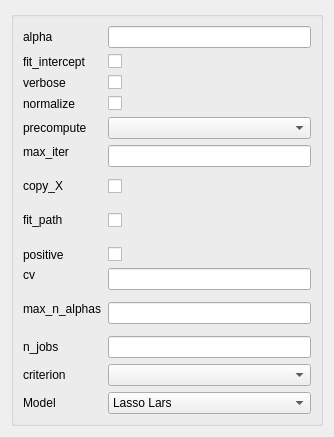
tthatcher95/PyHAT_Point_Spectra_GUI, file ui/cv_LassoLARS.ui: the form before one commit.
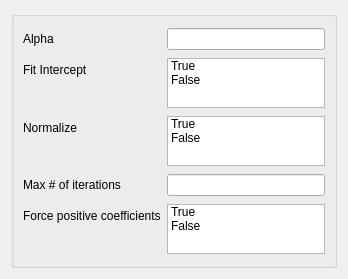
The form after the commit.

```diff
--- a/ui/cv_LassoLARS.ui
+++ b/ui/cv_LassoLARS.ui
@@ -2,6 +2,14 @@
 <ui version="4.0">
  <class>Form</class>
  <widget class="QWidget" name="Form">
+  <property name="geometry">
+   <rect>
+    <x>0</x>
+    <y>0</y>
+    <width>348</width>
+    <height>279</height>
+   </rect>
+  </property>
   <property name="sizePolicy">
    <sizepolicy hsizetype="Ignored" vsizetype="Ignored">
     <horstretch>0</horstretch>
@@ -21,7 +29,7 @@
       <item row="0" column="0">
        <widget class="QLabel" name="alphaLabel">
         <property name="text">
-         <string>alpha</string>
+         <string>Alpha</string>
         </property>
        </widget>
       </item>
@@ -31,150 +39,99 @@
       <item row="1" column="0">
        <widget class="QLabel" name="fit_interceptLabel">
         <property name="text">
-         <string>fit_intercept</string>
+         <string>Fit Intercept</string>
         </property>
        </widget>
       </item>
       <item row="1" column="1">
-       <widget class="QCheckBox" name="fit_interceptCheckBox"/>
+       <widget class="QListWidget" name="fit_intercept_list">
+        <property name="maximumSize">
+         <size>
+          <width>16777215</width>
+          <height>50</height>
+         </size>
+        </property>
+        <property name="selectionMode">
+         <enum>QAbstractItemView::MultiSelection</enum>
+        </property>
+        <item>
+         <property name="text">
+          <string>True</string>
+         </property>
+        </item>
+        <item>
+         <property name="text">
+          <string>False</string>
+         </property>
+        </item>
+       </widget>
       </item>
       <item row="2" column="0">
-       <widget class="QLabel" name="verboseLabel">
+       <widget class="QLabel" name="normalizeLabel">
         <property name="text">
-         <string>verbose</string>
+         <string>Normalize</string>
         </property>
        </widget>
       </item>
       <item row="2" column="1">
-       <widget class="QCheckBox" name="verboseCheckBox"/>
+       <widget class="QListWidget" name="normalize_list">
+        <property name="maximumSize">
+         <size>
+          <width>16777215</width>
+          <height>50</height>
+         </size>
+        </property>
+        <property name="selectionMode">
+         <enum>QAbstractItemView::MultiSelection</enum>
+        </property>
+        <item>
+         <property name="text">
+          <string>True</string>
+         </property>
+        </item>
+        <item>
+         <property name="text">
+          <string>False</string>
+         </property>
+        </item>
+       </widget>
       </item>
       <item row="3" column="0">
-       <widget class="QLabel" name="normalizeLabel">
-        <property name="text">
-         <string>normalize</string>
-        </property>
-       </widget>
-      </item>
-      <item row="3" column="1">
-       <widget class="QCheckBox" name="normalizeCheckBox"/>
-      </item>
-      <item row="4" column="0">
-       <widget class="QLabel" name="precomputeLabel">
-        <property name="text">
-         <string>precompute</string>
-        </property>
-       </widget>
-      </item>
-      <item row="4" column="1">
-       <widget class="QComboBox" name="precomputeComboBox"/>
-      </item>
-      <item row="5" column="0">
        <widget class="QLabel" name="max_iterLabel">
         <property name="text">
-         <string>max_iter
-</string>
+         <string>Max # of iterations</string>
         </property>
        </widget>
       </item>
-      <item row="5" column="1">
+      <item row="3" column="1">
        <widget class="QLineEdit" name="max_iterLineEdit"/>
       </item>
-      <item row="6" column="0">
-       <widget class="QLabel" name="copy_XLabel">
-        <property name="text">
-         <string>copy_X
-</string>
-        </property>
-       </widget>
-      </item>
-      <item row="6" column="1">
-       <widget class="QCheckBox" name="copy_XCheckBox"/>
-      </item>
-      <item row="7" column="0">
-       <widget class="QLabel" name="fit_pathLabel">
-        <property name="text">
-         <string>fit_path
-</string>
-        </property>
-       </widget>
-      </item>
-      <item row="7" column="1">
-       <widget class="QCheckBox" name="fit_pathCheckBox"/>
-      </item>
-      <item row="8" column="0">
+      <item row="4" column="0">
        <widget class="QLabel" name="positiveLabel">
         <property name="text">
-         <string>positive</string>
+         <string>Force positive coefficients</string>
         </property>
        </widget>
       </item>
-      <item row="8" column="1">
-       <widget class="QCheckBox" name="positiveCheckBox"/>
-      </item>
-      <item row="9" column="0">
-       <widget class="QLabel" name="cvLabel">
-        <property name="text">
-         <string>cv
-</string>
+      <item row="4" column="1">
+       <widget class="QListWidget" name="force_positive_list">
+        <property name="maximumSize">
+         <size>
+          <width>16777215</width>
+          <height>50</height>
+         </size>
         </property>
-       </widget>
-      </item>
-      <item row="9" column="1">
-       <widget class="QLineEdit" name="cvLineEdit"/>
-      </item>
-      <item row="10" column="0">
-       <widget class="QLabel" name="max_n_alphasLabel">
-        <property name="text">
-         <string>max_n_alphas
-</string>
+        <property name="selectionMode">
+         <enum>QAbstractItemView::MultiSelection</enum>
         </property>
-       </widget>
-      </item>
-      <item row="10" column="1">
-       <widget class="QLineEdit" name="max_n_alphasLineEdit"/>
-      </item>
-      <item row="11" column="0">
-       <widget class="QLabel" name="n_jobsLabel">
-        <property name="text">
-         <string>n_jobs</string>
-        </property>
-       </widget>
-      </item>
-      <item row="11" column="1">
-       <widget class="QLineEdit" name="n_jobsLineEdit"/>
-      </item>
-      <item row="12" column="0">
-       <widget class="QLabel" name="criterionLabel">
-        <property name="text">
-         <string>criterion </string>
-        </property>
-       </widget>
-      </item>
-      <item row="12" column="1">
-       <widget class="QComboBox" name="criterionComboBox"/>
-      </item>
-      <item row="13" column="0">
-       <widget class="QLabel" name="modelLabel">
-        <property name="text">
-         <string>Model</string>
-        </property>
-       </widget>
-      </item>
-      <item row="13" column="1">
-       <widget class="QComboBox" name="modelComboBox">
         <item>
          <property name="text">
-          <string>Lasso Lars</string>
+          <string>True</string>
          </property>
         </item>
         <item>
          <property name="text">
-          <string>Cross Validated Lasso Lars</string>
-         </property>
-        </item>
-        <item>
-         <property name="text">
-          <string>Information Criterion Lasso Lars</string>
+          <string>False</string>
          </property>
         </item>
        </widget>
```
